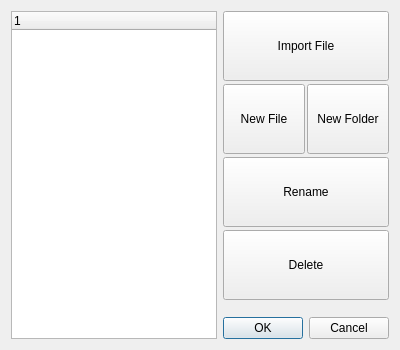
Old version of the form editor/files.ui in the repository LordKBX/eBookCollection.
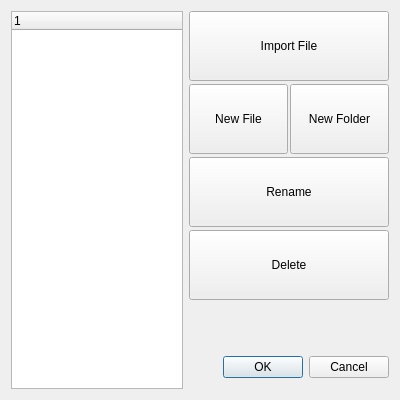
New version of the form.

Diff of the .ui file:
```diff
--- a/editor/files.ui
+++ b/editor/files.ui
@@ -7,19 +7,19 @@
     <x>0</x>
     <y>0</y>
     <width>400</width>
-    <height>350</height>
+    <height>400</height>
    </rect>
   </property>
   <property name="minimumSize">
    <size>
     <width>400</width>
-    <height>350</height>
+    <height>400</height>
    </size>
   </property>
   <property name="maximumSize">
    <size>
     <width>400</width>
-    <height>350</height>
+    <height>400</height>
    </size>
   </property>
   <property name="windowTitle">
@@ -141,15 +141,33 @@
        <property name="sizeHint" stdset="0">
         <size>
          <width>20</width>
-         <height>40</height>
+         <height>10</height>
         </size>
        </property>
       </spacer>
      </item>
      <item>
       <widget class="QDialogButtonBox" name="button_box">
+       <property name="sizePolicy">
+        <sizepolicy hsizetype="Expanding" vsizetype="Expanding">
+         <horstretch>0</horstretch>
+         <verstretch>0</verstretch>
+        </sizepolicy>
+       </property>
+       <property name="minimumSize">
+        <size>
+         <width>200</width>
+         <height>20</height>
+        </size>
+       </property>
        <property name="cursor">
-        <cursorShape>PointingHandCursor</cursorShape>
+        <cursorShape>ArrowCursor</cursorShape>
+       </property>
+       <property name="focusPolicy">
+        <enum>Qt::ClickFocus</enum>
+       </property>
+       <property name="layoutDirection">
+        <enum>Qt::LeftToRight</enum>
        </property>
        <property name="orientation">
         <enum>Qt::Horizontal</enum>
```
